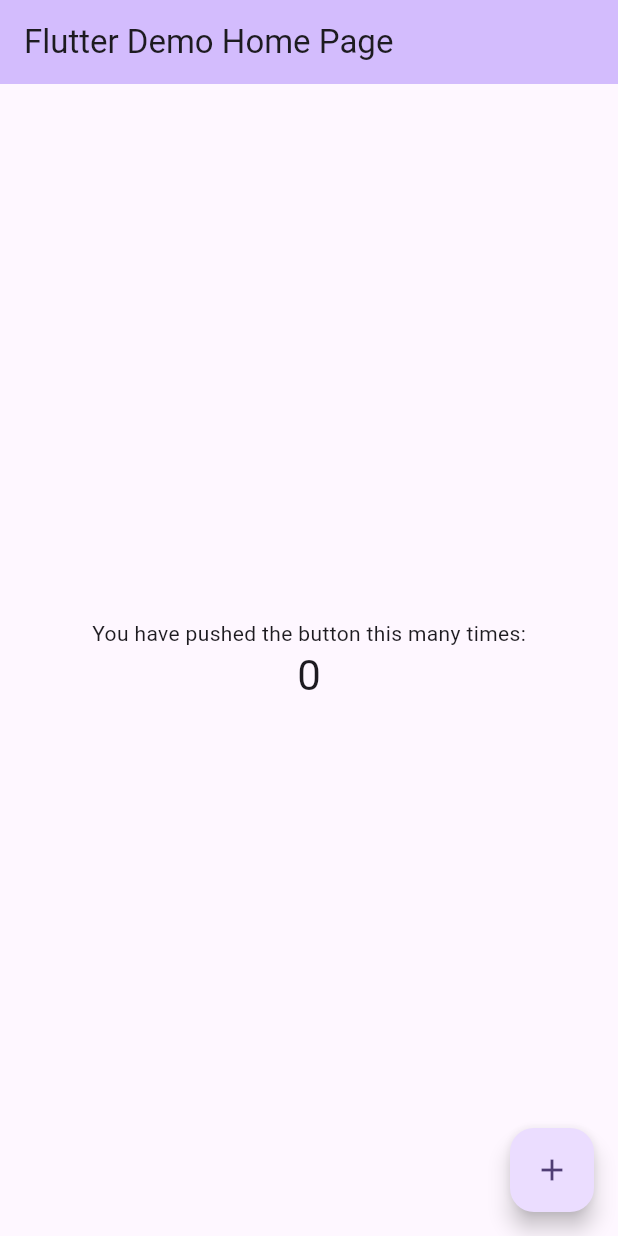
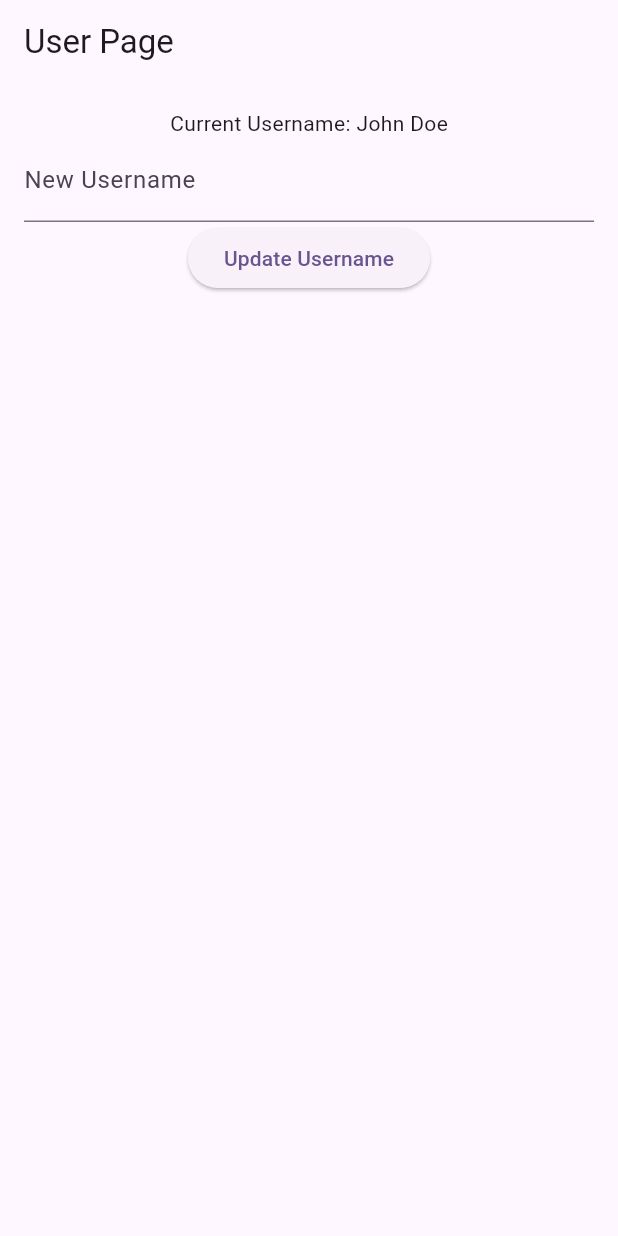
Before and after one commit to milzamhibatullah/lear-get-it, a Flutter app: the screen it shows after launch, on a phone screen of 412 x 824 dp. Run offline on Flutter 3.47's test engine with Material 3 defaults, Android fonts, the phone set to English and light mode, and no system bars; our stand-ins replace get_it.

Commit message:
create: locator service and implement it

```diff
--- a/lib/main.dart
+++ b/lib/main.dart
@@ -1,6 +1,12 @@
 import 'package:flutter/material.dart';
+import 'package:learn_get_it/service/locator.service.dart';
+import 'package:learn_get_it/view/user.view.dart';
 
 void main() {
+  ///register the service locator of get_it
+  setup();
+
+  ///run the app
   runApp(const MyApp());
 }
 
@@ -11,115 +17,12 @@ class MyApp extends StatelessWidget {
   @override
   Widget build(BuildContext context) {
     return MaterialApp(
-      title: 'Flutter Demo',
       theme: ThemeData(
-        // This is the theme of your application.
-        //
-        // TRY THIS: Try running your application with "flutter run". You'll see
-        // the application has a purple toolbar. Then, without quitting the app,
-        // try changing the seedColor in the colorScheme below to Colors.green
-        // and then invoke "hot reload" (save your changes or press the "hot
-        // reload" button in a Flutter-supported IDE, or press "r" if you used
-        // the command line to start the app).
-        //
-        // Notice that the counter didn't reset back to zero; the application
-        // state is not lost during the reload. To reset the state, use hot
-        // restart instead.
-        //
-        // This works for code too, not just values: Most code changes can be
-        // tested with just a hot reload.
         colorScheme: ColorScheme.fromSeed(seedColor: Colors.deepPurple),
         useMaterial3: true,
       ),
-      home: const MyHomePage(title: 'Flutter Demo Home Page'),
+      /// add user view
+      home:  UserView(),
     );
   }
 }
-
-class MyHomePage extends StatefulWidget {
-  const MyHomePage({super.key, required this.title});
-
-  // This widget is the home page of your application. It is stateful, meaning
-  // that it has a State object (defined below) that contains fields that affect
-  // how it looks.
-
-  // This class is the configuration for the state. It holds the values (in this
-  // case the title) provided by the parent (in this case the App widget) and
-  // used by the build method of the State. Fields in a Widget subclass are
-  // always marked "final".
-
-  final String title;
-
-  @override
-  State<MyHomePage> createState() => _MyHomePageState();
-}
-
-class _MyHomePageState extends State<MyHomePage> {
-  int _counter = 0;
-
-  void _incrementCounter() {
-    setState(() {
-      // This call to setState tells the Flutter framework that something has
-      // changed in this State, which causes it to rerun the build method below
-      // so that the display can reflect the updated values. If we changed
-      // _counter without calling setState(), then the build method would not be
-      // called again, and so nothing would appear to happen.
-      _counter++;
-    });
-  }
-
-  @override
-  Widget build(BuildContext context) {
-    // This method is rerun every time setState is called, for instance as done
-    // by the _incrementCounter method above.
-    //
-    // The Flutter framework has been optimized to make rerunning build methods
-    // fast, so that you can just rebuild anything that needs updating rather
-    // than having to individually change instances of widgets.
-    return Scaffold(
-      appBar: AppBar(
-        // TRY THIS: Try changing the color here to a specific color (to
-        // Colors.amber, perhaps?) and trigger a hot reload to see the AppBar
-        // change color while the other colors stay the same.
-        backgroundColor: Theme.of(context).colorScheme.inversePrimary,
-        // Here we take the value from the MyHomePage object that was created by
-        // the App.build method, and use it to set our appbar title.
-        title: Text(widget.title),
-      ),
-      body: Center(
-        // Center is a layout widget. It takes a single child and positions it
-        // in the middle of the parent.
-        child: Column(
-          // Column is also a layout widget. It takes a list of children and
-          // arranges them vertically. By default, it sizes itself to fit its
-          // children horizontally, and tries to be as tall as its parent.
-          //
-          // Column has various properties to control how it sizes itself and
-          // how it positions its children. Here we use mainAxisAlignment to
-          // center the children vertically; the main axis here is the vertical
-          // axis because Columns are vertical (the cross axis would be
-          // horizontal).
-          //
-          // TRY THIS: Invoke "debug painting" (choose the "Toggle Debug Paint"
-          // action in the IDE, or press "p" in the console), to see the
-          // wireframe for each widget.
-          mainAxisAlignment: MainAxisAlignment.center,
-          children: <Widget>[
-            const Text(
-              'You have pushed the button this many times:',
-            ),
-            Text(
-              '$_counter',
-              style: Theme.of(context).textTheme.headlineMedium,
-            ),
-          ],
-        ),
-      ),
-      floatingActionButton: FloatingActionButton(
-        onPressed: _incrementCounter,
-        tooltip: 'Increment',
-        child: const Icon(Icons.add),
-      ), // This trailing comma makes auto-formatting nicer for build methods.
-    );
-  }
-}
--- /dev/null
+++ b/lib/service/locator.service.dart
@@ -0,0 +1,8 @@
+import 'package:get_it/get_it.dart';
+import 'user.service.dart';
+
+final locator = GetIt.instance;
+
+void setup() {
+  locator.registerLazySingleton<UserService>(() => UserService());
+}
--- /dev/null
+++ b/lib/service/user.service.dart
@@ -0,0 +1,11 @@
+class UserService {
+  String _username = "John Doe";
+
+  String getUsername() {
+    return _username;
+  }
+
+  void setUsername(String username) {
+    _username = username;
+  }
+}
--- /dev/null
+++ b/lib/view/user.view.dart
@@ -0,0 +1,40 @@
+import 'package:flutter/material.dart';
+import 'package:learn_get_it/service/locator.service.dart';
+import 'package:learn_get_it/service/user.service.dart';
+
+class UserView extends StatefulWidget {
+  @override
+  _UserViewState createState() => _UserViewState();
+}
+
+class _UserViewState extends State<UserView> {
+  final TextEditingController usernameController = TextEditingController();
+
+  @override
+  Widget build(BuildContext context) {
+    final userService = locator<UserService>();
+
+    return Scaffold(
+      appBar: AppBar(title: Text("User Page")),
+      body: Padding(
+        padding: EdgeInsets.all(16.0),
+        child: Column(
+          children: [
+            Text("Current Username: ${userService.getUsername()}"),
+            TextField(
+              controller: usernameController,
+              decoration: InputDecoration(labelText: "New Username"),
+            ),
+            ElevatedButton(
+              onPressed: () {
+                userService.setUsername(usernameController.text);
+                setState(() {}); // Memperbarui tampilan
+              },
+              child: Text("Update Username"),
+            ),
+          ],
+        ),
+      ),
+    );
+  }
+}
--- a/pubspec.yaml
+++ b/pubspec.yaml
@@ -35,6 +35,7 @@ dependencies:
   # The following adds the Cupertino Icons font to your application.
   # Use with the CupertinoIcons class for iOS style icons.
   cupertino_icons: ^1.0.8
+  get_it: ^8.0.2
 
 dev_dependencies:
   flutter_test:
```
Also changed, not shown: pubspec.lock.
